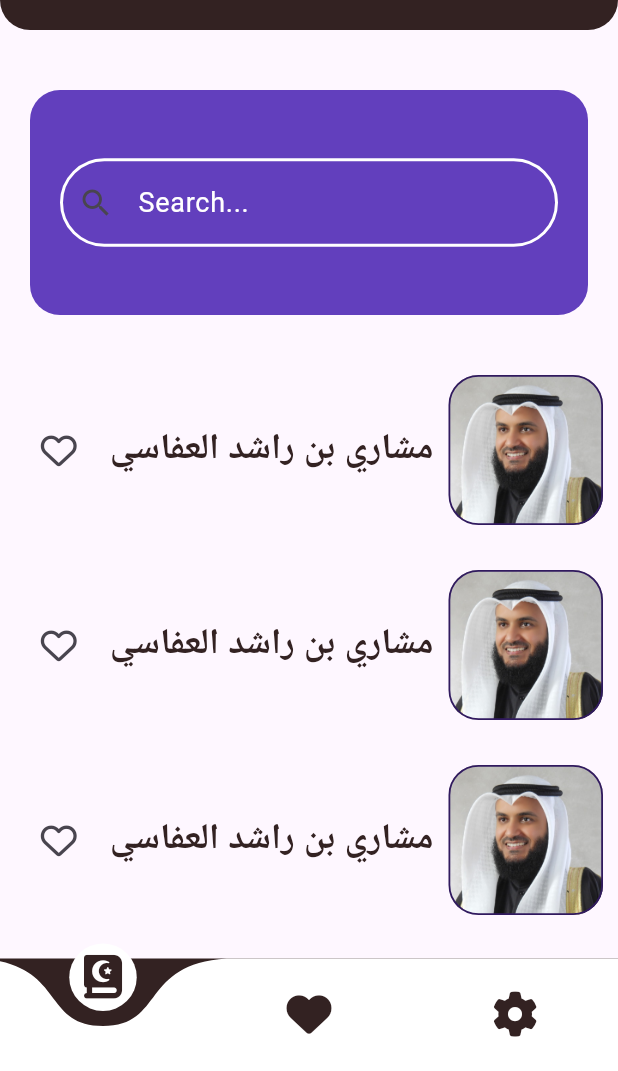
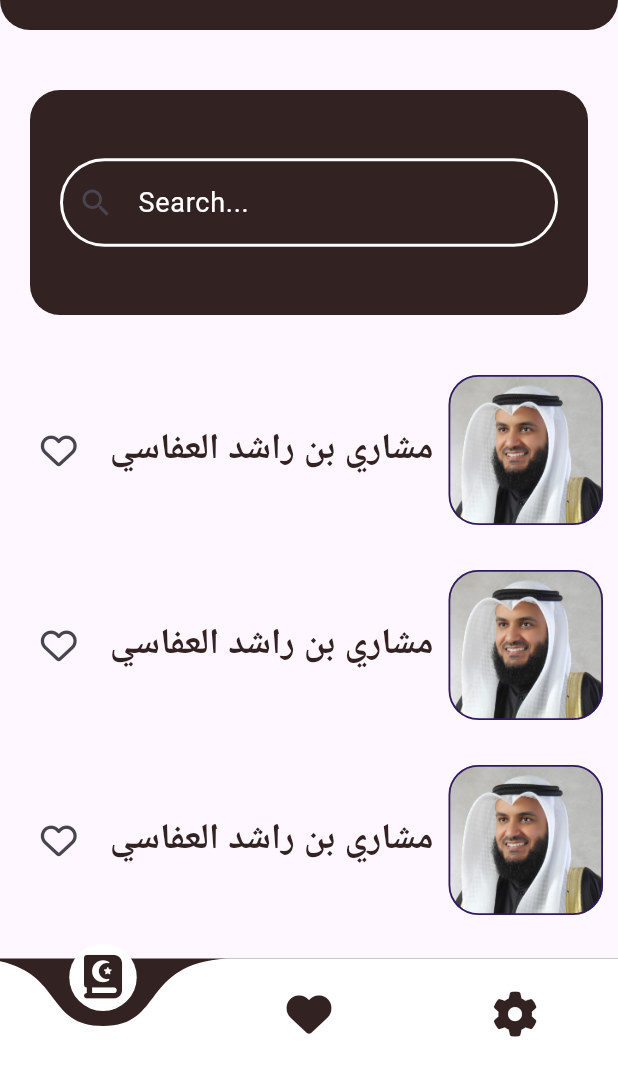
Before and after one commit to Ahmed7Shaban/Quran-reciters, a Flutter app: the HomeView screen opened directly, on a phone screen of 412 x 824 dp, the part 165-1236 px from its top. Run offline on Flutter 3.47's test engine with Material 3 defaults, Android fonts, the phone set to English and light mode, and no system bars; drawn by our look-alikes of curved_navigation_bar; our stand-ins replace font_awesome_flutter, google_fonts, page_transition; missing offline and left inert: animator; Roboto replaces fonts that are missing (Amiri, Cairo).

Commit message:
update ui part two

```diff
--- a/lib/views/quran_view.dart
+++ b/lib/views/quran_view.dart
@@ -2,6 +2,7 @@ import 'package:flutter/material.dart';
 import 'package:google_fonts/google_fonts.dart';
 
 import '../utils/colors.dart';
+import '../widgets/Quran/body_quran.dart';
 
 class QuranView extends StatelessWidget {
   const QuranView({super.key});
@@ -30,7 +31,7 @@ class QuranView extends StatelessWidget {
             bottomRight: Radius.circular(20),
           )),
         ),
-        body: QuranView(),
+        body: BodyQuran(),
       ),
     );
   }
--- a/lib/widgets/Reciters/search_reciters.dart
+++ b/lib/widgets/Reciters/search_reciters.dart
@@ -13,7 +13,8 @@ class SearchReciters extends StatelessWidget {
         width: double.infinity,
         height: 150,
         decoration: BoxDecoration(
-            color: AppColors.studio, borderRadius: BorderRadius.circular(20)),
+            color: AppColors.cocoaBrown,
+            borderRadius: BorderRadius.circular(20)),
         child: Center(
           child: Padding(
             padding: const EdgeInsets.all(20.0),
```
Also changed, not shown: lib/widgets/Quran/body_quarn.dart (deleted, +0 -10 lines), lib/widgets/Quran/body_quran.dart (added, +12 -0 lines).
